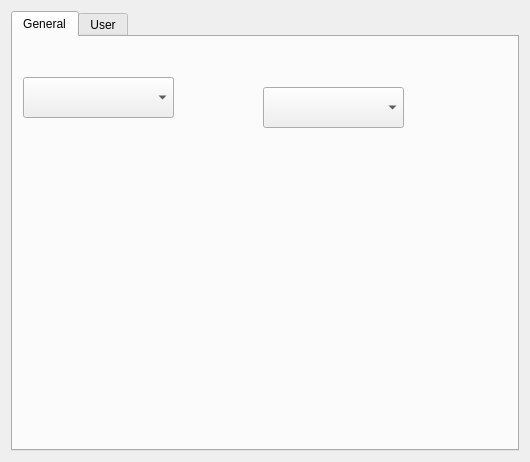
ReFantasy/Alice, file src/Preference/preference.ui: the form before one commit.
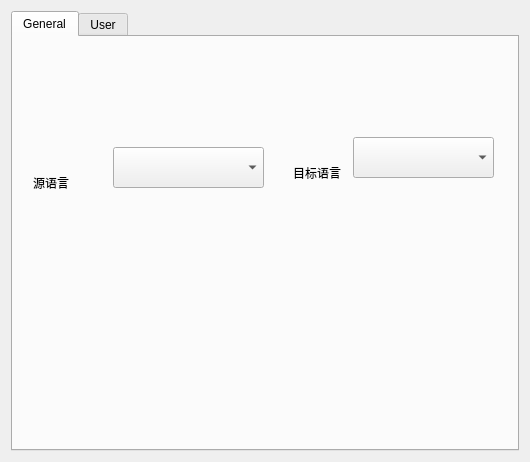
The form after the commit.

Commit message: add language selection

Patch:
```diff
--- a/src/Preference/preference.ui
+++ b/src/Preference/preference.ui
@@ -26,8 +26,8 @@
       <widget class="QComboBox" name="com_src">
        <property name="geometry">
         <rect>
-         <x>10</x>
-         <y>40</y>
+         <x>100</x>
+         <y>110</y>
          <width>151</width>
          <height>41</height>
         </rect>
@@ -36,13 +36,39 @@
       <widget class="QComboBox" name="com_target">
        <property name="geometry">
         <rect>
-         <x>250</x>
-         <y>50</y>
+         <x>340</x>
+         <y>100</y>
          <width>141</width>
          <height>41</height>
         </rect>
        </property>
       </widget>
+      <widget class="QLabel" name="label">
+       <property name="geometry">
+        <rect>
+         <x>20</x>
+         <y>140</y>
+         <width>54</width>
+         <height>12</height>
+        </rect>
+       </property>
+       <property name="text">
+        <string>源语言</string>
+       </property>
+      </widget>
+      <widget class="QLabel" name="label_2">
+       <property name="geometry">
+        <rect>
+         <x>280</x>
+         <y>130</y>
+         <width>54</width>
+         <height>12</height>
+        </rect>
+       </property>
+       <property name="text">
+        <string>目标语言</string>
+       </property>
+      </widget>
      </widget>
      <widget class="QWidget" name="tab2">
       <attribute name="title">
```
The commit also changes 2 other files.
